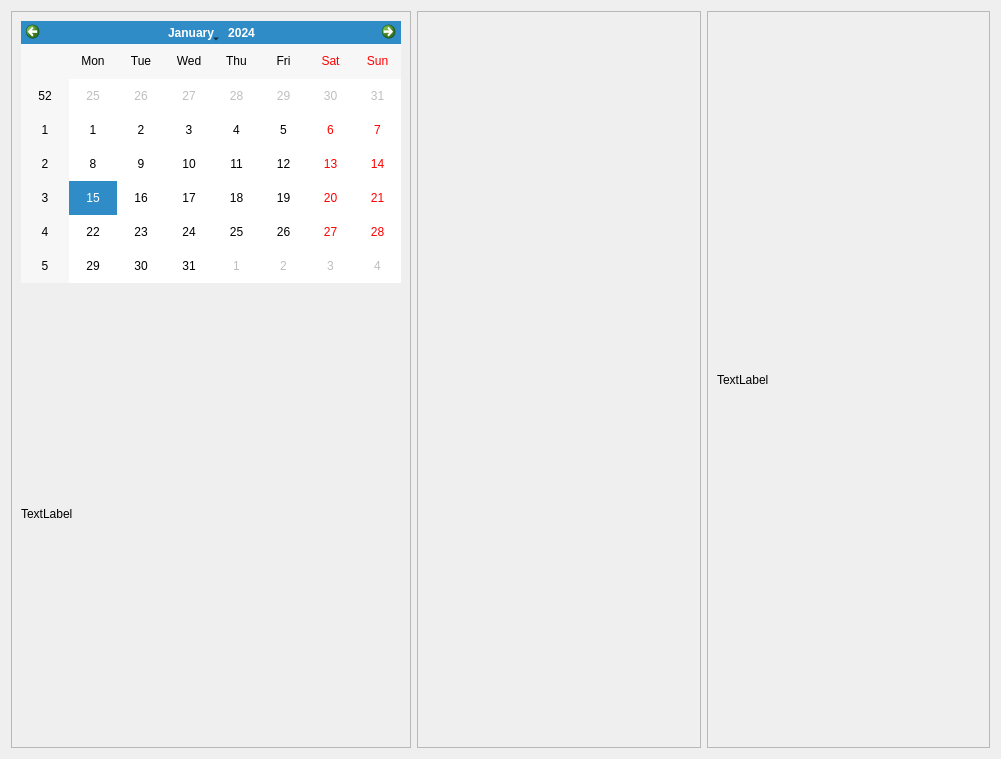
This is ui/pages/eventinfo.ui in Artem535/PsyClientManager as Qt 5 draws it before an edit. The edited form follows.
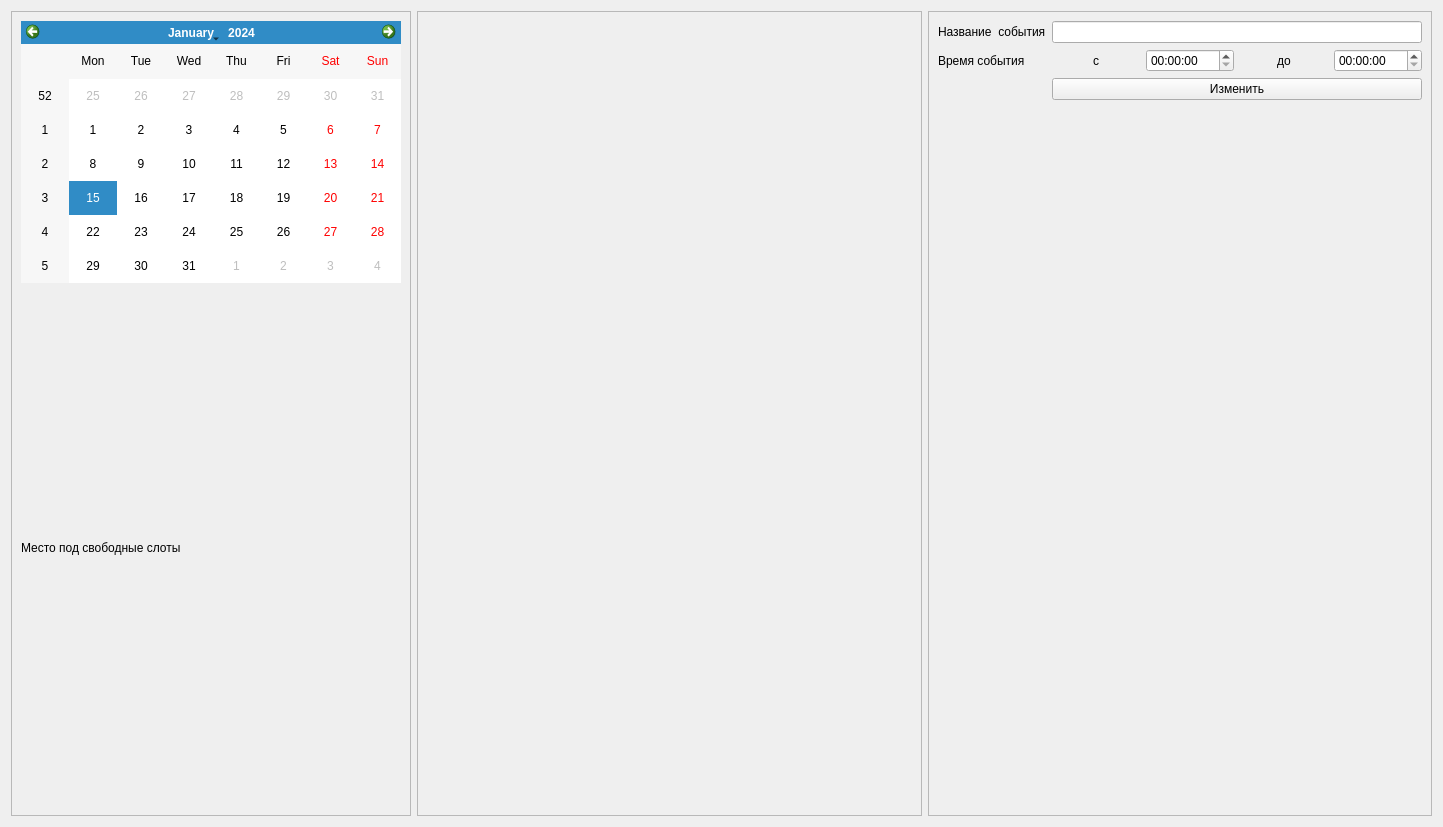
This is the edited form.

```diff
--- a/ui/pages/eventinfo.ui
+++ b/ui/pages/eventinfo.ui
@@ -6,8 +6,8 @@
    <rect>
     <x>0</x>
     <y>0</y>
-    <width>1001</width>
-    <height>759</height>
+    <width>1443</width>
+    <height>827</height>
    </rect>
   </property>
   <property name="windowTitle">
@@ -48,7 +48,7 @@
       <item>
        <widget class="QLabel" name="label">
         <property name="text">
-         <string>TextLabel</string>
+         <string>Место под свободные слоты</string>
         </property>
        </widget>
       </item>
@@ -63,7 +63,21 @@
      <property name="frameShadow">
       <enum>QFrame::Shadow::Raised</enum>
      </property>
-     <layout class="QVBoxLayout" name="list_view_v_layout"/>
+     <layout class="QVBoxLayout" name="list_view_v_layout">
+      <item>
+       <spacer name="horizontalSpacer_2">
+        <property name="orientation">
+         <enum>Qt::Orientation::Horizontal</enum>
+        </property>
+        <property name="sizeHint" stdset="0">
+         <size>
+          <width>40</width>
+          <height>20</height>
+         </size>
+        </property>
+       </spacer>
+      </item>
+     </layout>
     </widget>
    </item>
    <item>
@@ -76,11 +90,78 @@
      </property>
      <layout class="QVBoxLayout" name="verticalLayout_2">
       <item>
-       <widget class="QLabel" name="label_2">
-        <property name="text">
-         <string>TextLabel</string>
-        </property>
-       </widget>
+       <layout class="QFormLayout" name="formLayout">
+        <item row="0" column="0">
+         <widget class="QLabel" name="label_2">
+          <property name="text">
+           <string>Название  события</string>
+          </property>
+         </widget>
+        </item>
+        <item row="0" column="1">
+         <widget class="QLineEdit" name="mTitle"/>
+        </item>
+        <item row="1" column="0">
+         <widget class="QLabel" name="label_4">
+          <property name="text">
+           <string>Время события</string>
+          </property>
+         </widget>
+        </item>
+        <item row="1" column="1">
+         <layout class="QHBoxLayout" name="horizontalLayout_2">
+          <item>
+           <widget class="QLabel" name="label_3">
+            <property name="text">
+             <string>с</string>
+            </property>
+            <property name="alignment">
+             <set>Qt::AlignmentFlag::AlignCenter</set>
+            </property>
+           </widget>
+          </item>
+          <item>
+           <widget class="QTimeEdit" name="mTimeFrom"/>
+          </item>
+          <item>
+           <widget class="QLabel" name="label_5">
+            <property name="text">
+             <string>до</string>
+            </property>
+            <property name="alignment">
+             <set>Qt::AlignmentFlag::AlignCenter</set>
+            </property>
+           </widget>
+          </item>
+          <item>
+           <widget class="QTimeEdit" name="mTimeTo"/>
+          </item>
+         </layout>
+        </item>
+        <item row="2" column="0">
+         <spacer name="horizontalSpacer">
+          <property name="orientation">
+           <enum>Qt::Orientation::Horizontal</enum>
+          </property>
+          <property name="sizeHint" stdset="0">
+           <size>
+            <width>40</width>
+            <height>20</height>
+           </size>
+          </property>
+         </spacer>
+        </item>
+        <item row="2" column="1">
+         <widget class="QPushButton" name="pushButton">
+          <property name="text">
+           <string>Изменить</string>
+          </property>
+          <property name="checkable">
+           <bool>true</bool>
+          </property>
+         </widget>
+        </item>
+       </layout>
       </item>
      </layout>
     </widget>
```
Left out of the diff: 2 changed lines with no effect on the pictures.
